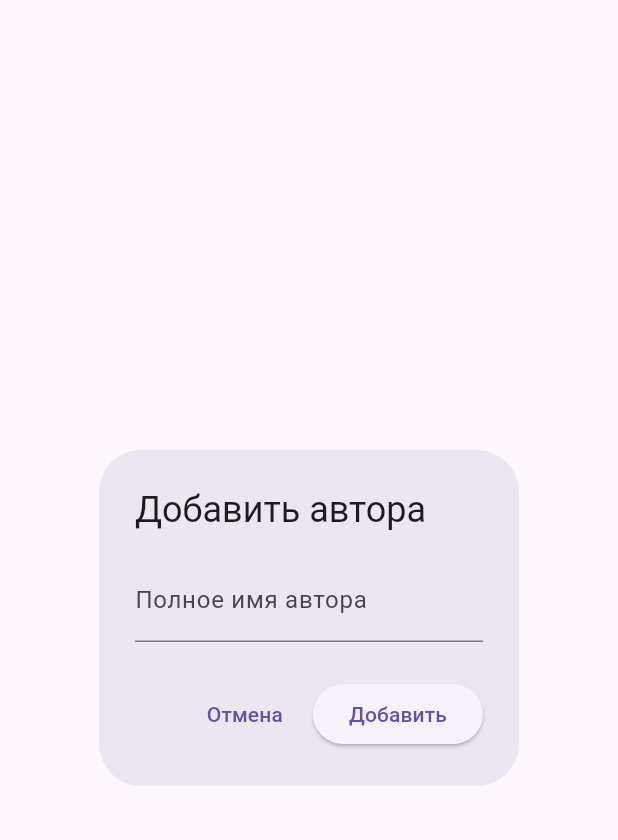
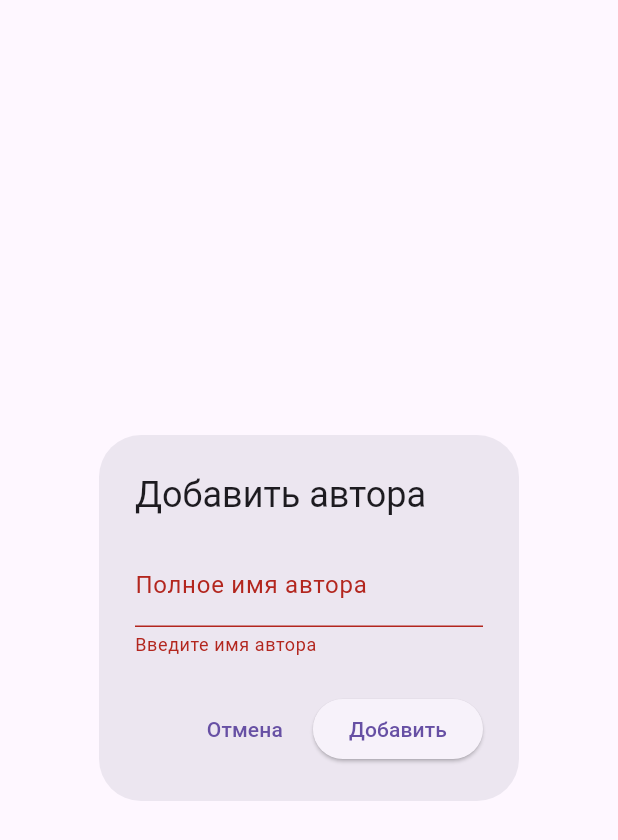
Before and after one commit to detla4796/online_library4796, a Flutter app: the AuthorDialog widget shown alone on an empty page, opened directly with empty values, after a tap on "Добавить", on a phone screen of 412 x 824 dp. Shown: the top 840 px of the screen. Run offline on Flutter 3.47's test engine with Material 3 defaults, Android fonts, the phone set to English and light mode, and no system bars; our stand-ins replace logger, sqflite; accounts and stored records are empty.

Commit message:
fix: add validation for empty inputs and fix search functionality
- Prevent saving empty author names, reader names, and book titles
- Show inline error messages when fields are empty
- Clear error messages on user input for better UX
- Add author selection validation in book dialog
- Fix search to include reader names for loaned books
- Update search placeholder to reflect all searchable fields

```diff
--- a/lib/widgets/author_dialog.dart
+++ b/lib/widgets/author_dialog.dart
@@ -15,6 +15,7 @@ class AuthorDialog extends StatefulWidget {
 class _AuthorDialogState extends State<AuthorDialog> {
   late TextEditingController nameController;
   bool isLoading = false;
+  String? errorMessage;
 
   @override
   void initState() {
@@ -28,14 +29,53 @@ class _AuthorDialogState extends State<AuthorDialog> {
     super.dispose();
   }
 
+  void _validateAndSave() async {
+    final text = nameController.text.trim();
+
+    if (text.isEmpty) {
+      setState(() {
+        errorMessage = 'Введите имя автора';
+      });
+      return;
+    }
+
+    setState(() {
+      isLoading = true;
+      errorMessage = null;
+    });
+
+    try {
+      await widget.onSave(text);
+      if (mounted) Navigator.pop(context);
+    } catch (e) {
+      setState(() {
+        errorMessage = 'Ошибка: $e';
+        isLoading = false;
+      });
+    }
+  }
+
   @override
   Widget build(BuildContext context) {
     return AlertDialog(
       title: Text('Добавить автора'),
-      content: TextField(
-        controller: nameController,
-        decoration: InputDecoration(labelText: 'Полное имя автора'),
-        enabled: !isLoading,
+      content: Column(
+        mainAxisSize: MainAxisSize.min,
+        children: [
+          TextField(
+            controller: nameController,
+            decoration: InputDecoration(
+              labelText: 'Полное имя автора',
+              errorText: errorMessage,
+            ),
+            enabled: !isLoading,
+            onChanged: (_) {
+              if (errorMessage != null) {
+                setState(() => errorMessage = null);
+              }
+            },
+          ),
+        ],
       ),
       actions: [
         TextButton(
@@ -43,15 +83,7 @@ class _AuthorDialogState extends State<AuthorDialog> {
           child: Text('Отмена'),
         ),
         ElevatedButton(
-          onPressed: isLoading
-              ? null
-              : () async {
-                  if (nameController.text.isNotEmpty) {
-                    setState(() => isLoading = true);
-                    await widget.onSave(nameController.text);
-                    if (mounted) Navigator.pop(context);
-                  }
-                },
+          onPressed: isLoading ? null : _validateAndSave,
           child: Text('Добавить'),
         ),
       ],
```
Also changed, not shown: lib/screens/authors_tab.dart (+19 -3 lines), lib/screens/readers_tab.dart (+19 -3 lines), lib/screens/search_tab.dart (+31 -6 lines), lib/widgets/book_dialog.dart (+46 -11 lines), lib/widgets/reader_dialog.dart (+28 -8 lines).
